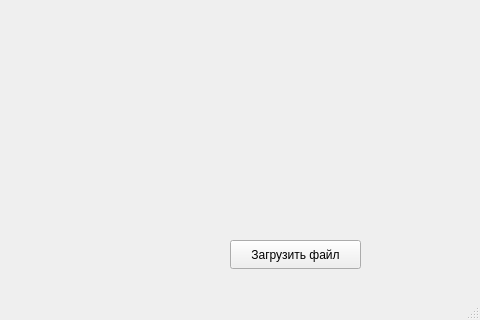
Before: the Qt Designer form mainwindow.ui in Devilartimus/QtWidgets_task, drawn with Qt 5; both pictures show x 320 to 800 and y 280 to 600 of the 800 by 600 pixel window.
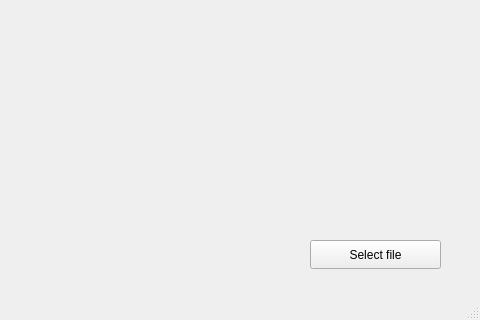
After: the same form once the commit is applied.

```diff
--- a/mainwindow.ui
+++ b/mainwindow.ui
@@ -10,6 +10,12 @@
     <height>600</height>
    </rect>
   </property>
+  <property name="sizePolicy">
+   <sizepolicy hsizetype="Expanding" vsizetype="Expanding">
+    <horstretch>0</horstretch>
+    <verstretch>0</verstretch>
+   </sizepolicy>
+  </property>
   <property name="windowTitle">
    <string>MainWindow</string>
   </property>
@@ -17,23 +23,23 @@
    <widget class="QPushButton" name="pushButton">
     <property name="geometry">
      <rect>
-      <x>550</x>
+      <x>630</x>
       <y>520</y>
       <width>131</width>
       <height>29</height>
      </rect>
     </property>
     <property name="text">
-     <string>Загрузить файл</string>
+     <string>Select file</string>
     </property>
    </widget>
    <widget class="QWidget" name="widget" native="true">
     <property name="geometry">
      <rect>
       <x>0</x>
-      <y>40</y>
+      <y>0</y>
       <width>801</width>
-      <height>481</height>
+      <height>511</height>
      </rect>
     </property>
    </widget>
```
Left out of the diff: 15 changed lines with no effect on the pictures.
